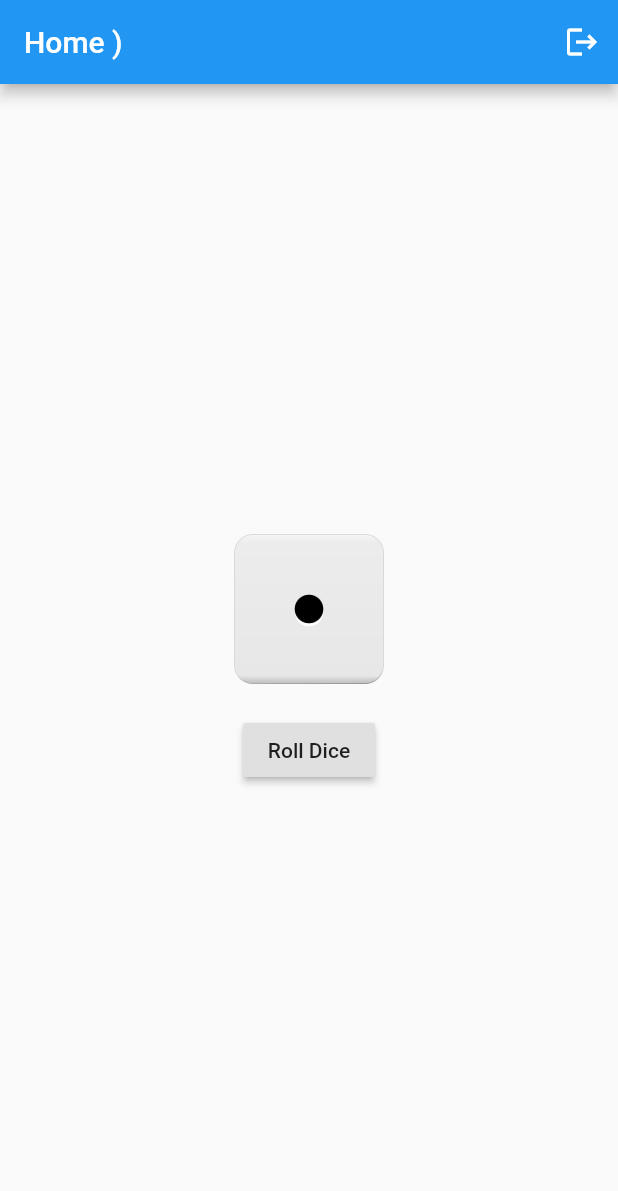
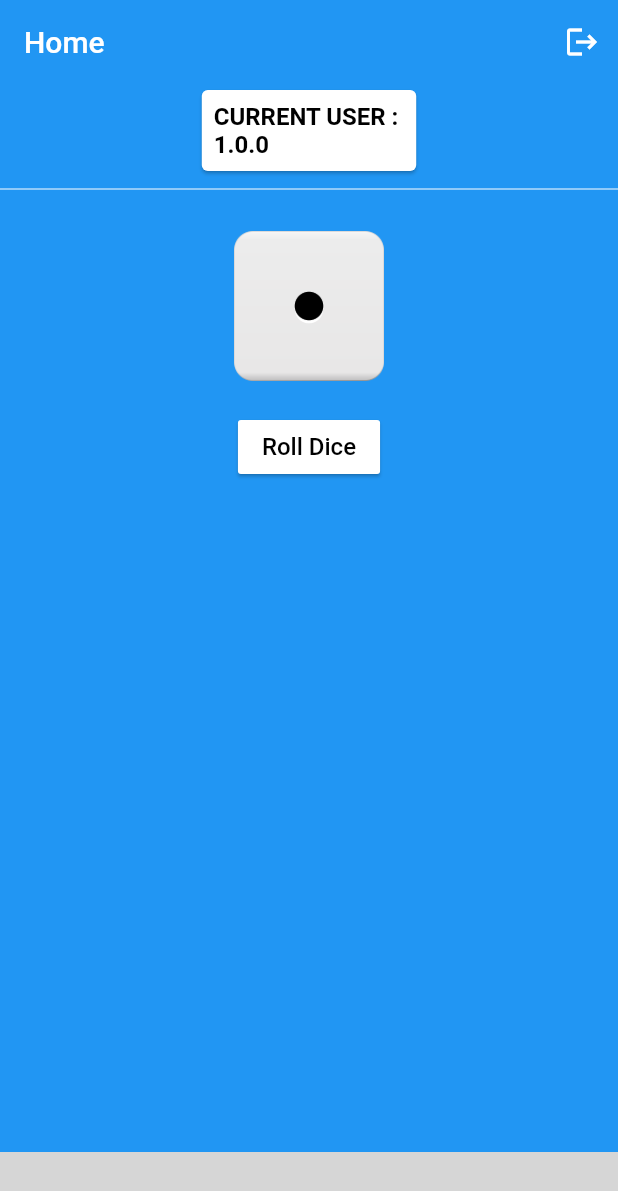
Before and after one commit to Rakesh890/task_g, a Flutter app: the screen it shows once a user with an empty profile is signed in, on a phone screen of 412 x 824 dp. Shown: the top 1191 px of the screen. Run offline on Flutter 3.47's test engine with Material 2 defaults, Android fonts, the phone set to English and light mode, and no system bars; our stand-ins replace firebase_auth, firebase_core, get, shared_preferences; missing offline and left inert: new_version; accounts and stored records are empty; statements that could not run were skipped; grey boxes are pictures that could not be loaded.

Commit message:
Show Currentuser Name And Version code also add bottom section

```diff
--- a/lib/app/modules/home_module/home_controller.dart
+++ b/lib/app/modules/home_module/home_controller.dart
@@ -1,8 +1,10 @@
+import 'dart:io';
 import 'dart:math';
 
 import 'package:firebase_auth/firebase_auth.dart';
 import 'package:flutter/material.dart';
 import 'package:get/get.dart';
+import 'package:new_version/new_version.dart';
 
 import '../../Constant/FirebaseContant.dart';
 /**
@@ -15,14 +17,33 @@ class HomeController extends GetxController
   var userDiceCount=0.obs;
   var imageArray = ['one.png', 'two.png', 'three.png', 'four.png', 'five.png', 'six.png'];
   var randomIntForDiceOne = Random().nextInt(5).obs;
-  late Rx<User?> firebaseUser;
+  var appVersion="".obs;
 
 
   @override
   void onInit() {
     // TODO: implement onInit
     super.onInit();
-    firebaseUser = Rx<User?>(auth.currentUser);
+    getCurrentUser();
+    getPackageInfo();
+  }
+
+  getCurrentUser() {
+    User? user = FirebaseAuth.instance.currentUser;
+    String username = user!.displayName.toString();
+    print( "User ${username}");
+  }
+
+  getPackageInfo() async {
+    final newVersion = NewVersion(
+      iOSId: 'com.example.task_g',
+      androidId: 'com.example.task_g',
+    );
+    appVersion.value  = "1.0.0";
+
+   //  PackageInfo packageInfo = await PackageInfo.fromPlatform();
+   //  appVersion.value= packageInfo.version;
+   // print("App Version ${appVersion}");
   }
 
 
--- a/lib/app/modules/home_module/home_page.dart
+++ b/lib/app/modules/home_module/home_page.dart
@@ -10,29 +10,70 @@ class HomePage extends GetView<HomeController> {
   @override
   Widget build(BuildContext context) {
     return Scaffold(
-      appBar: AppBar(title: Text('Home )'),
-      actions: [
-        IconButton(onPressed: () => controller.logout(), icon: Icon(Icons.logout))
+      backgroundColor: Colors.blue,
+      appBar: AppBar(title: Text('Home'), elevation: 0, actions: [
+        IconButton(
+            onPressed: () => controller.logout(), icon: Icon(Icons.logout))
       ]),
       body: Container(
         child: Column(
-          mainAxisAlignment: MainAxisAlignment.center,
-          crossAxisAlignment: CrossAxisAlignment.center,
           children: [
+            Card(
+              child: Padding(
+                padding: const EdgeInsets.all(8.0),
+                child: Column(
+                    mainAxisAlignment: MainAxisAlignment.start,
+                    crossAxisAlignment: CrossAxisAlignment.start,
+                    children: [
+                  Text(
+                    "Current User : ${auth.currentUser!.displayName}"
+                        .toUpperCase(),
+                    style: TextStyle(
+                        fontSize: 16,
+                        color: Colors.black,
+                        fontWeight: FontWeight.bold),
+                  ),
+                  Text(
+                    "${controller.appVersion.value}",
+                    style: TextStyle(
+                        fontSize: 16,
+                        color: Colors.black,
+                        fontWeight: FontWeight.bold),
+                  ),
+                ]),
+              ),
+            ),
+            Divider(
+              color: Colors.white,
+            ),
+            SizedBox(
+              height: 20,
+            ),
             Obx(
-            () => Center(child:
-                  Image.asset('assets/images/'+controller.imageArray[controller.randomIntForDiceOne.value], height: 100, width: 100,)),
+              () => Center(
+                  child: Image.asset(
+                'assets/images/' +
+                    controller.imageArray[controller.randomIntForDiceOne.value],
+                height: 100,
+                width: 100,
+              )),
             ),
             Padding(
               padding: const EdgeInsets.only(top: 20),
-              child: RaisedButton(onPressed:() => controller.changeImage(),
-                child: Text('Roll Dice'),
+              child: RaisedButton(
+                onPressed: () => controller.changeImage(),
+                color: Colors.white,
+                elevation: 1,
+                child: Text(
+                  'Roll Dice',
+                  style: TextStyle(color: Colors.black, fontSize: 16),
+                ),
               ),
             )
           ],
         ),
       ),
-
+      bottomNavigationBar: _bottomNavBar(),
     );
   }
 }
--- a/lib/app/modules/login_module/login_controller.dart
+++ b/lib/app/modules/login_module/login_controller.dart
@@ -3,6 +3,7 @@ import 'package:firebase_auth/firebase_auth.dart';
 import 'package:flutter/cupertino.dart';
 import 'package:flutter/material.dart';
 import 'package:get/get.dart';
+import 'package:task_g/app/routes/app_pages.dart';
 
 import '../../Constant/FirebaseContant.dart';
 
@@ -67,7 +68,10 @@ class LoginController extends GetxController{
       {
         isShowLoader.value=false,
         if(value != null){
-        Get.snackbar("Successfully", "You Have Successfully Logged In"),
+        Get.snackbar("Successfully", "You Have Successfully Logged In",
+          backgroundColor: Colors.black,
+          colorText: Colors.white,),
+          Get.offNamed(Routes.HOME),
         },
       });
     }catch(e){
--- a/lib/app/modules/register_module/register_controller.dart
+++ b/lib/app/modules/register_module/register_controller.dart
@@ -3,6 +3,7 @@ import 'package:firebase_auth/firebase_auth.dart';
 import 'package:flutter/cupertino.dart';
 import 'package:flutter/material.dart';
 import 'package:get/get.dart';
+import 'package:task_g/app/routes/app_pages.dart';
 
 
 class RegisterController extends GetxController
@@ -15,7 +16,7 @@ class RegisterController extends GetxController
 
   var passwordVisible = false.obs;
   var isShowloader=false.obs;
-
+  late User user;
   var sevriceResponse;
   FirebaseAuth auth = FirebaseAuth.instance;
 
@@ -42,7 +43,12 @@ class RegisterController extends GetxController
       await  auth.createUserWithEmailAndPassword(email: email, password: password).then((value) =>
       {
         if(value != null){
-          print("Successfully Account Registered"),
+          user = value.user!,
+          user.updateProfile(displayName: name),
+          Get.offNamed(Routes.HOME),
+          Get.snackbar("Success", "Successfully Account Registered",backgroundColor: Colors.black,
+            colorText: Colors.white,
+          ),
         }else{
           print("Unable to register your account"),
         }
--- a/lib/app/modules/splash_module/splash_controller.dart
+++ b/lib/app/modules/splash_module/splash_controller.dart
@@ -4,15 +4,12 @@ import 'package:firebase_auth/firebase_auth.dart';
 import 'package:firebase_core/firebase_core.dart';
 import 'package:get/get.dart';
 import 'package:task_g/app/routes/app_pages.dart';
-
-import '../../AuthController.dart';
 import '../../Constant/FirebaseContant.dart';
 /**
  * GetX Template Generator - fb.com/htngu.99
  * */
 
 class SplashController extends GetxController {
-  static AuthController authInstance = Get.find();
   late Rx<User?> firebaseUser;
 
   @override
@@ -26,6 +23,7 @@ class SplashController extends GetxController {
    await Firebase.initializeApp();
     firebaseUser = Rx<User?>(auth.currentUser);
     firebaseUser.bindStream(auth.userChanges());
+    print("Get Info ${firebaseUser.toString()}");
     ever(firebaseUser, _setInitialScreen);
   }
 
--- a/lib/main.dart
+++ b/lib/main.dart
@@ -2,13 +2,8 @@ import 'package:firebase_auth/firebase_auth.dart';
 import 'package:firebase_core/firebase_core.dart';
 import 'package:flutter/material.dart';
 import 'package:get/get.dart';
-import 'package:task_g/app/modules/home_module/home_page.dart';
-import 'package:task_g/app/modules/login_module/login_bindings.dart';
-import 'package:task_g/app/modules/login_module/login_page.dart';
 import 'package:task_g/app/modules/splash_module/splash_bindings.dart';
 import 'package:task_g/app/routes/app_pages.dart';
-
-import 'app/AuthController.dart';
 import 'app/Constant/FirebaseContant.dart';
 
 void main() async {
--- a/pubspec.yaml
+++ b/pubspec.yaml
@@ -38,6 +38,8 @@ dependencies:
   shared_preferences: ^2.0.13
   firebase_auth: ^3.3.12
   firebase_core: ^1.7.0
+  new_version: ^0.3.0
+  font_awesome_flutter: ^10.1.0
 
 dev_dependencies:
   flutter_test:
```
Also changed, not shown: lib/app/AuthController.dart (deleted, +0 -61 lines), lib/app/modules/home_module/view/BottmNavBar.dart (added, +17 -0 lines), pubspec.lock.
